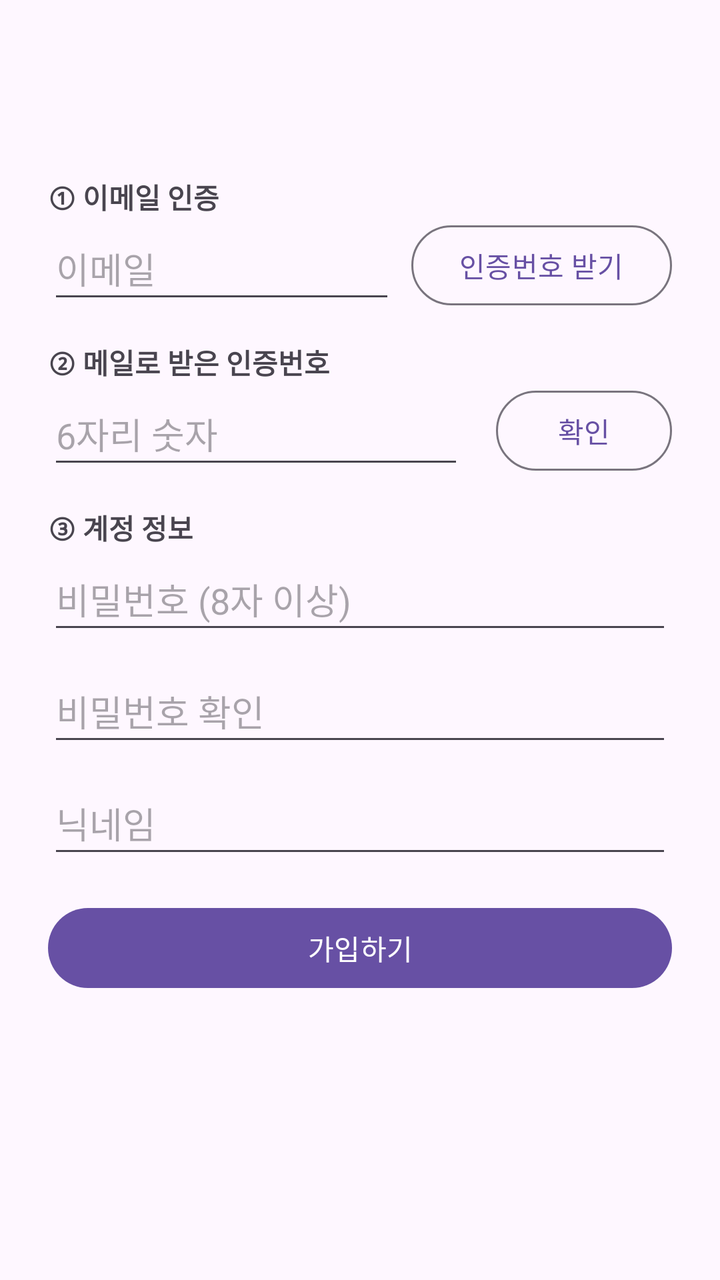
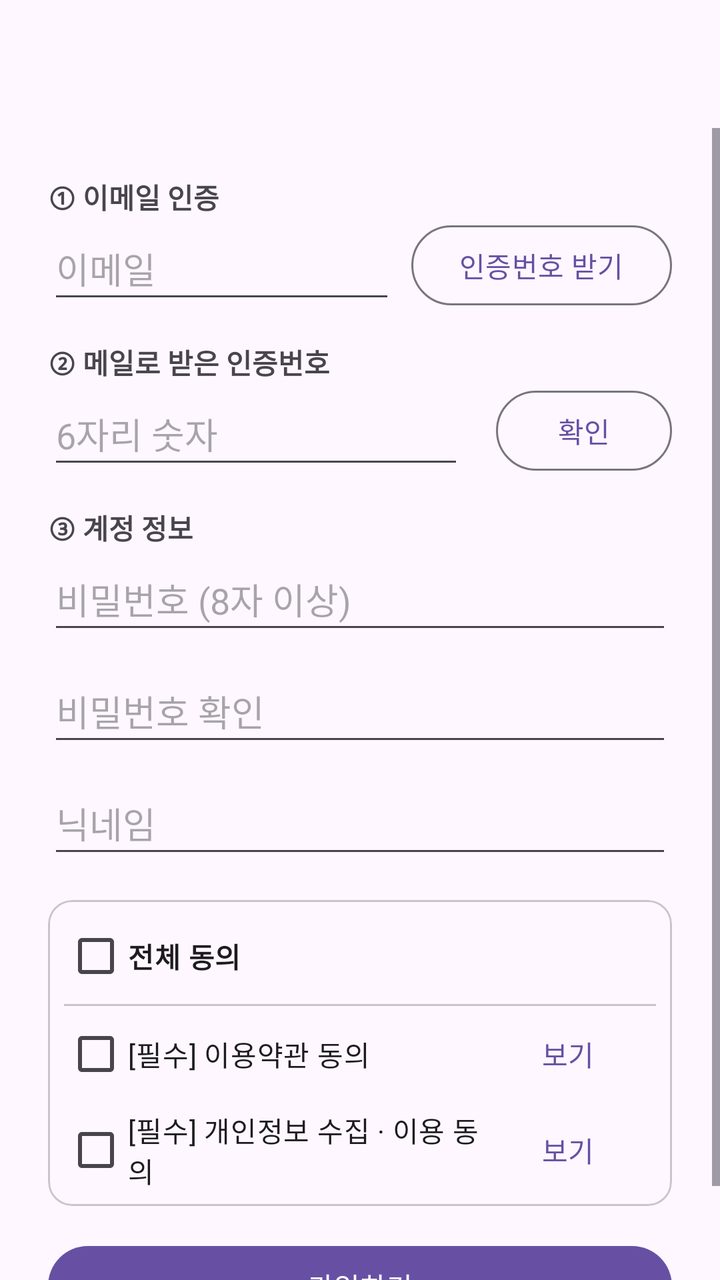

Compare the two renders of this Android layout. The source of the first and the diff that turns it into the second are given below.
<!-- AndroidManifest.xml: application theme Theme.GajeonTiming -->
<!-- res/layout/activity_sign_up.xml -->
<?xml version="1.0" encoding="utf-8"?>
<LinearLayout xmlns:android="http://schemas.android.com/apk/res/android"
    android:layout_width="match_parent"
    android:layout_height="match_parent"
    android:fitsSystemWindows="true"
    android:orientation="vertical">

    <com.google.android.material.appbar.MaterialToolbar
        android:id="@+id/toolbar"
        android:layout_width="match_parent"
        android:layout_height="?attr/actionBarSize" />

    <ScrollView
        android:layout_width="match_parent"
        android:layout_height="match_parent">

        <LinearLayout
            android:layout_width="match_parent"
            android:layout_height="wrap_content"
            android:orientation="vertical"
            android:padding="24dp">

            
            <TextView
                style="@style/DetailLabel"
                android:layout_marginTop="0dp"
                android:text="@string/signup_step_email" />

            <LinearLayout
                android:layout_width="match_parent"
                android:layout_height="wrap_content"
                android:gravity="center_vertical"
                android:orientation="horizontal">

                <EditText
                    android:id="@+id/signup_email"
                    android:layout_width="0dp"
                    android:layout_height="wrap_content"
                    android:layout_weight="1"
                    android:autofillHints="emailAddress"
                    android:hint="@string/hint_email"
                    android:inputType="textEmailAddress"
                    android:minHeight="48dp" />

                <Button
                    android:id="@+id/signup_send_code"
                    style="@style/Widget.Material3.Button.OutlinedButton"
                    android:layout_width="wrap_content"
                    android:layout_height="wrap_content"
                    android:layout_marginStart="8dp"
                    android:text="@string/signup_send" />
            </LinearLayout>

            
            <LinearLayout
                android:id="@+id/signup_code_step"
                android:layout_width="match_parent"
                android:layout_height="wrap_content"
                android:orientation="vertical">

                <TextView
                    style="@style/DetailLabel"
                    android:text="@string/signup_step_code" />

                <LinearLayout
                    android:layout_width="match_parent"
                    android:layout_height="wrap_content"
                    android:gravity="center_vertical"
                    android:orientation="horizontal">

                    <EditText
                        android:id="@+id/signup_code"
                        android:layout_width="0dp"
                        android:layout_height="wrap_content"
                        android:layout_weight="1"
                        android:autofillHints="smsOTPCode"
                        android:hint="@string/hint_code"
                        android:inputType="number"
                        android:maxLength="6"
                        android:minHeight="48dp" />

                    <TextView
                        android:id="@+id/signup_code_timer"
                        android:layout_width="wrap_content"
                        android:layout_height="wrap_content"
                        android:layout_marginHorizontal="8dp"
                        android:textColor="@color/score_red" />

                    <Button
                        android:id="@+id/signup_verify"
                        style="@style/Widget.Material3.Button.OutlinedButton"
                        android:layout_width="wrap_content"
                        android:layout_height="wrap_content"
                        android:text="@string/signup_verify" />
                </LinearLayout>
            </LinearLayout>

            
            <LinearLayout
                android:id="@+id/signup_account_step"
                android:layout_width="match_parent"
                android:layout_height="wrap_content"
                android:orientation="vertical">

                <TextView
                    style="@style/DetailLabel"
                    android:text="@string/signup_step_account" />

                <EditText
                    android:id="@+id/signup_password"
                    android:layout_width="match_parent"
                    android:layout_height="wrap_content"
                    android:autofillHints="newPassword"
                    android:hint="@string/hint_new_password"
                    android:inputType="textPassword"
                    android:minHeight="48dp" />

                <EditText
                    android:id="@+id/signup_password_confirm"
                    android:layout_width="match_parent"
                    android:layout_height="wrap_content"
                    android:layout_marginTop="8dp"
                    android:autofillHints="newPassword"
                    android:hint="@string/hint_password_confirm"
                    android:inputType="textPassword"
                    android:minHeight="48dp" />

                <EditText
                    android:id="@+id/signup_nickname"
                    android:layout_width="match_parent"
                    android:layout_height="wrap_content"
                    android:layout_marginTop="8dp"
                    android:autofillHints="username"
                    android:hint="@string/hint_nickname"
                    android:inputType="text"
                    android:maxLength="20"
                    android:minHeight="48dp" />

                <Button
                    android:id="@+id/signup_button"
                    android:layout_width="match_parent"
                    android:layout_height="wrap_content"
                    android:layout_marginTop="16dp"
                    android:text="@string/signup_submit" />
            </LinearLayout>

            <TextView
                android:id="@+id/signup_error"
                android:layout_width="match_parent"
                android:layout_height="wrap_content"
                android:layout_marginTop="12dp"
                android:textColor="@color/score_red"
                android:visibility="gone" />

            <ProgressBar
                android:id="@+id/signup_progress"
                android:layout_width="32dp"
                android:layout_height="32dp"
                android:layout_gravity="center"
                android:layout_marginTop="8dp"
                android:visibility="gone" />
        </LinearLayout>
    </ScrollView>
</LinearLayout>
<!-- resources referenced by this layout -->
<resources>
  <color name="score_red">#C62828</color>
  <string name="hint_code">6자리 숫자</string>
  <string name="hint_email">이메일</string>
  <string name="hint_new_password">비밀번호 (8자 이상)</string>
  <string name="hint_nickname">닉네임</string>
  <string name="hint_password_confirm">비밀번호 확인</string>
  <string name="signup_send">인증번호 받기</string>
  <string name="signup_step_account">③ 계정 정보</string>
  <string name="signup_step_code">② 메일로 받은 인증번호</string>
  <string name="signup_step_email">① 이메일 인증</string>
  <string name="signup_submit">가입하기</string>
  <string name="signup_verify">확인</string>
  <style name="DetailLabel">
          <item name="android:layout_width">wrap_content</item>
          <item name="android:layout_height">wrap_content</item>
          <item name="android:layout_marginTop">14dp</item>
          <item name="android:textSize">14sp</item>
          <item name="android:textStyle">bold</item>
      </style>
  <style name="Theme.GajeonTiming" parent="Theme.Material3.DayNight.NoActionBar" />
</resources>

<!-- the commit's change to res/layout/activity_sign_up.xml (unified diff, before → after) -->
@@ -1,5 +1,6 @@
 <?xml version="1.0" encoding="utf-8"?>
 <LinearLayout xmlns:android="http://schemas.android.com/apk/res/android"
+    xmlns:app="http://schemas.android.com/apk/res-auto"
     android:layout_width="match_parent"
     android:layout_height="match_parent"
     android:fitsSystemWindows="true"
@@ -135,6 +136,82 @@
                     android:inputType="text"
                     android:maxLength="20"
                     android:minHeight="48dp" />
+
+                
+                <com.google.android.material.card.MaterialCardView
+                    android:layout_width="match_parent"
+                    android:layout_height="wrap_content"
+                    android:layout_marginTop="16dp"
+                    app:cardCornerRadius="12dp"
+                    app:cardElevation="0dp"
+                    app:strokeColor="?attr/colorOutlineVariant"
+                    app:strokeWidth="1dp">
+
+                    <LinearLayout
+                        android:layout_width="match_parent"
+                        android:layout_height="wrap_content"
+                        android:orientation="vertical"
+                        android:paddingHorizontal="8dp"
+                        android:paddingVertical="4dp">
+
+                        <CheckBox
+                            android:id="@+id/signup_agree_all"
+                            android:layout_width="match_parent"
+                            android:layout_height="wrap_content"
+                            android:minHeight="48dp"
+                            android:text="@string/signup_agree_all"
+                            android:textStyle="bold" />
+
+                        <View
+                            android:layout_width="match_parent"
+                            android:layout_height="1dp"
+                            android:background="?attr/colorOutlineVariant" />
+
+                        <LinearLayout
+                            android:layout_width="match_parent"
+                            android:layout_height="wrap_content"
+                            android:gravity="center_vertical"
+                            android:orientation="horizontal">
+
+                            <CheckBox
+                                android:id="@+id/signup_agree_terms"
+                                android:layout_width="0dp"
+                                android:layout_height="wrap_content"
+                                android:layout_weight="1"
+                                android:minHeight="48dp"
+                                android:text="@string/signup_agree_terms" />
+
+                            <Button
+                                android:id="@+id/signup_view_terms"
+                                style="@style/Widget.Material3.Button.TextButton"
+                                android:layout_width="wrap_content"
+                                android:layout_height="wrap_content"
+                                android:text="@string/signup_view" />
+                        </LinearLayout>
+
+                        <LinearLayout
+                            android:layout_width="match_parent"
+                            android:layout_height="wrap_content"
+                            android:gravity="center_vertical"
+                            android:orientation="horizontal">
+
+                            <CheckBox
+                                android:id="@+id/signup_agree_privacy"
+                                android:layout_width="0dp"
+                                android:layout_height="wrap_content"
+                                android:layout_weight="1"
+                                android:minHeight="48dp"
+                                android:text="@string/signup_agree_privacy" />
+
+                            <Button
+                                android:id="@+id/signup_view_privacy"
+                                style="@style/Widget.Material3.Button.TextButton"
+                                android:layout_width="wrap_content"
+                                android:layout_height="wrap_content"
+                                android:text="@string/signup_view" />
+                        </LinearLayout>
+                    </LinearLayout>
+                </com.google.android.material.card.MaterialCardView>
 
                 <Button
                     android:id="@+id/signup_button"
<!-- resource entries referenced after the edit -->
@@ -6,12 +6,16 @@
   <string name="hint_new_password">비밀번호 (8자 이상)</string>
   <string name="hint_nickname">닉네임</string>
   <string name="hint_password_confirm">비밀번호 확인</string>
+  <string name="signup_agree_all">전체 동의</string>
+  <string name="signup_agree_privacy">[필수] 개인정보 수집 · 이용 동의</string>
+  <string name="signup_agree_terms">[필수] 이용약관 동의</string>
   <string name="signup_send">인증번호 받기</string>
   <string name="signup_step_account">③ 계정 정보</string>
   <string name="signup_step_code">② 메일로 받은 인증번호</string>
   <string name="signup_step_email">① 이메일 인증</string>
   <string name="signup_submit">가입하기</string>
   <string name="signup_verify">확인</string>
+  <string name="signup_view">보기</string>
   <style name="DetailLabel">
           <item name="android:layout_width">wrap_content</item>
           <item name="android:layout_height">wrap_content</item>
